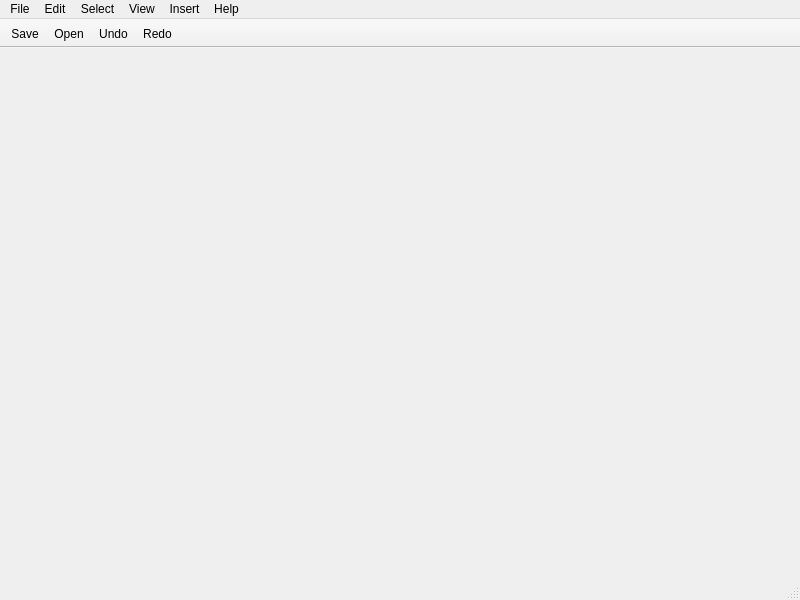
Above: editorinterface.ui from SkuratovichA/diagrams before the change. Below: the same form after it.
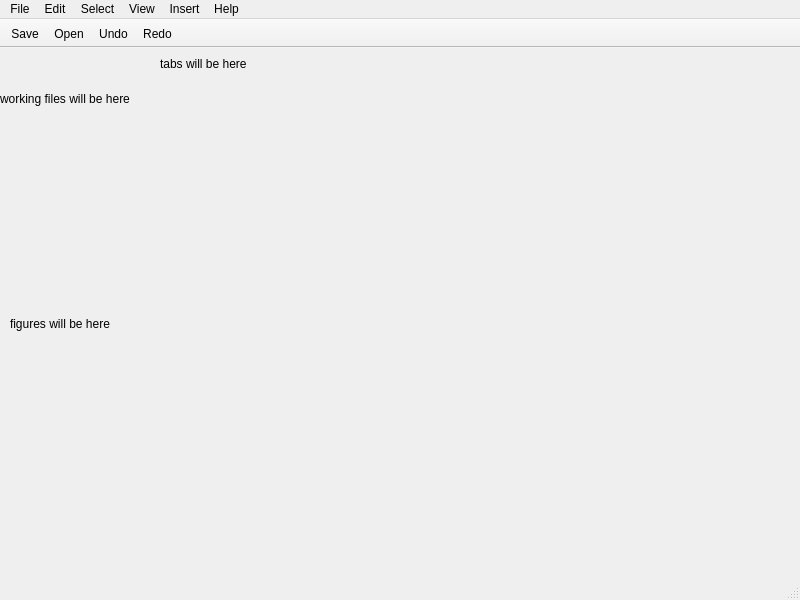
That is the form after the change.

Diff of the .ui file:
```diff
--- a/editorinterface.ui
+++ b/editorinterface.ui
@@ -13,7 +13,47 @@
   <property name="windowTitle">
    <string>MainWindow</string>
   </property>
-  <widget class="QWidget" name="centralwidget"/>
+  <widget class="QWidget" name="centralwidget">
+   <widget class="QLabel" name="label">
+    <property name="geometry">
+     <rect>
+      <x>160</x>
+      <y>0</y>
+      <width>521</width>
+      <height>31</height>
+     </rect>
+    </property>
+    <property name="text">
+     <string>tabs will be here</string>
+    </property>
+   </widget>
+   <widget class="QLabel" name="label_2">
+    <property name="geometry">
+     <rect>
+      <x>0</x>
+      <y>0</y>
+      <width>151</width>
+      <height>101</height>
+     </rect>
+    </property>
+    <property name="text">
+     <string>working files will be here</string>
+    </property>
+   </widget>
+   <widget class="QLabel" name="label_3">
+    <property name="geometry">
+     <rect>
+      <x>10</x>
+      <y>80</y>
+      <width>141</width>
+      <height>391</height>
+     </rect>
+    </property>
+    <property name="text">
+     <string>figures will be here</string>
+    </property>
+   </widget>
+  </widget>
   <widget class="QMenuBar" name="menubar">
    <property name="geometry">
     <rect>
```
